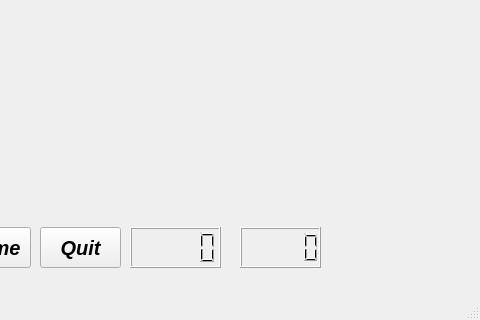
Above: mainwindow.ui from Tzuchiao/Qt-CandyCrush before the change; both pictures show x 120 to 600 and y 280 to 600 of the 600 by 600 pixel window. Below: the same form after it.
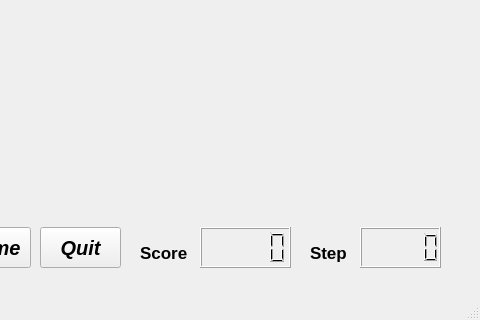
That is the form after the change.

The edit to the form file:
```diff
--- a/mainwindow.ui
+++ b/mainwindow.ui
@@ -82,7 +82,7 @@
    <widget class="QLCDNumber" name="lcdNumber">
     <property name="geometry">
      <rect>
-      <x>250</x>
+      <x>320</x>
       <y>490</y>
       <width>91</width>
       <height>41</height>
@@ -92,7 +92,7 @@
    <widget class="QLCDNumber" name="lcdNumber_2">
     <property name="geometry">
      <rect>
-      <x>360</x>
+      <x>480</x>
       <y>490</y>
       <width>81</width>
       <height>41</height>
@@ -104,6 +104,46 @@
      </font>
     </property>
    </widget>
+   <widget class="QLabel" name="label">
+    <property name="geometry">
+     <rect>
+      <x>260</x>
+      <y>490</y>
+      <width>61</width>
+      <height>51</height>
+     </rect>
+    </property>
+    <property name="font">
+     <font>
+      <pointsize>13</pointsize>
+      <weight>75</weight>
+      <bold>true</bold>
+     </font>
+    </property>
+    <property name="text">
+     <string>Score</string>
+    </property>
+   </widget>
+   <widget class="QLabel" name="label_2">
+    <property name="geometry">
+     <rect>
+      <x>430</x>
+      <y>500</y>
+      <width>41</width>
+      <height>31</height>
+     </rect>
+    </property>
+    <property name="font">
+     <font>
+      <pointsize>13</pointsize>
+      <weight>75</weight>
+      <bold>true</bold>
+     </font>
+    </property>
+    <property name="text">
+     <string>Step</string>
+    </property>
+   </widget>
   </widget>
   <widget class="QMenuBar" name="menuBar">
    <property name="geometry">
```
Left out of the diff: 2 changed lines with no effect on the pictures.
